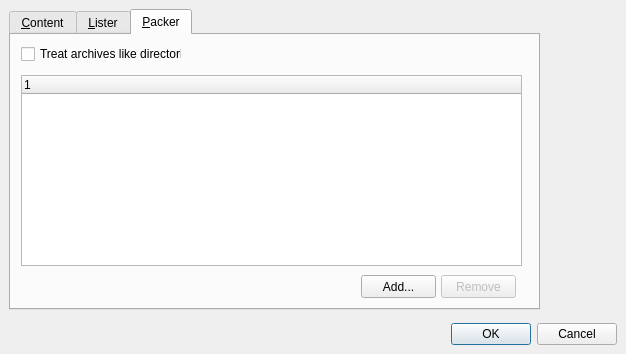
This is FileCommander/OptionsDialog.ui in martin-kudlicka/file-commander as Qt 5 draws it before an edit. The edited form follows.
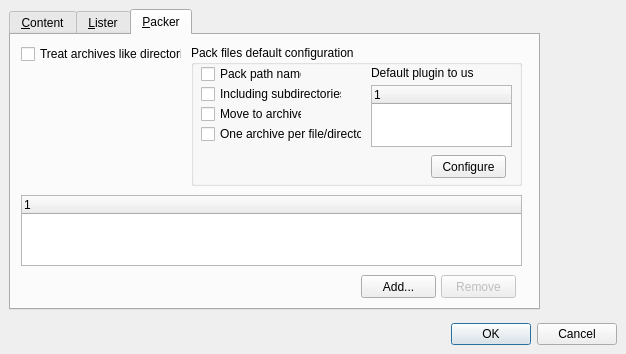
This is the edited form. The open tabs and pages were chosen to show the change.

Commit message: + configure packer settings in options (not default plugin yet)

```diff
--- a/FileCommander/OptionsDialog.ui
+++ b/FileCommander/OptionsDialog.ui
@@ -1290,9 +1290,9 @@
            <property name="geometry" >
             <rect>
              <x>10</x>
-             <y>40</y>
+             <y>160</y>
              <width>501</width>
-             <height>191</height>
+             <height>71</height>
             </rect>
            </property>
            <property name="rootIsDecorated" >
@@ -1346,6 +1346,121 @@
             <string>Treat archives like directories</string>
            </property>
           </widget>
+          <widget class="QGroupBox" name="groupBox_13" >
+           <property name="geometry" >
+            <rect>
+             <x>180</x>
+             <y>10</y>
+             <width>331</width>
+             <height>141</height>
+            </rect>
+           </property>
+           <property name="title" >
+            <string>Pack files default configuration</string>
+           </property>
+           <widget class="QCheckBox" name="qcbPackPathNames" >
+            <property name="geometry" >
+             <rect>
+              <x>10</x>
+              <y>20</y>
+              <width>101</width>
+              <height>18</height>
+             </rect>
+            </property>
+            <property name="text" >
+             <string>Pack path names</string>
+            </property>
+           </widget>
+           <widget class="QCheckBox" name="qcbOneArchivePerFileOrDirectory" >
+            <property name="geometry" >
+             <rect>
+              <x>10</x>
+              <y>80</y>
+              <width>161</width>
+              <height>18</height>
+             </rect>
+            </property>
+            <property name="text" >
+             <string>One archive per file/directory</string>
+            </property>
+           </widget>
+           <widget class="QCheckBox" name="qcbMoveToArchive" >
+            <property name="geometry" >
+             <rect>
+              <x>10</x>
+              <y>60</y>
+              <width>101</width>
+              <height>18</height>
+             </rect>
+            </property>
+            <property name="text" >
+             <string>Move to archive</string>
+            </property>
+           </widget>
+           <widget class="QCheckBox" name="qcbIncludingSubdirectories" >
+            <property name="geometry" >
+             <rect>
+              <x>10</x>
+              <y>40</y>
+              <width>141</width>
+              <height>18</height>
+             </rect>
+            </property>
+            <property name="text" >
+             <string>Including subdirectories</string>
+            </property>
+           </widget>
+           <widget class="QLabel" name="label_11" >
+            <property name="geometry" >
+             <rect>
+              <x>180</x>
+              <y>20</y>
+              <width>103</width>
+              <height>16</height>
+             </rect>
+            </property>
+            <property name="text" >
+             <string>Default plugin to use:</string>
+            </property>
+           </widget>
+           <widget class="QTreeWidget" name="qtwDefaultPackerPlugin" >
+            <property name="geometry" >
+             <rect>
+              <x>180</x>
+              <y>40</y>
+              <width>141</width>
+              <height>62</height>
+             </rect>
+            </property>
+            <property name="selectionBehavior" >
+             <enum>QAbstractItemView::SelectItems</enum>
+            </property>
+            <property name="rootIsDecorated" >
+             <bool>false</bool>
+            </property>
+            <property name="animated" >
+             <bool>true</bool>
+            </property>
+            <column>
+             <property name="text" >
+              <string>1</string>
+             </property>
+            </column>
+           </widget>
+           <widget class="QPushButton" name="qpbConfigurePackerPlugin" >
+            <property name="geometry" >
+             <rect>
+              <x>240</x>
+              <y>110</y>
+              <width>75</width>
+              <height>23</height>
+             </rect>
+            </property>
+            <property name="text" >
+             <string>Configure</string>
+            </property>
+           </widget>
+          </widget>
          </widget>
         </widget>
        </widget>
```
The commit also changes 1 other file.
